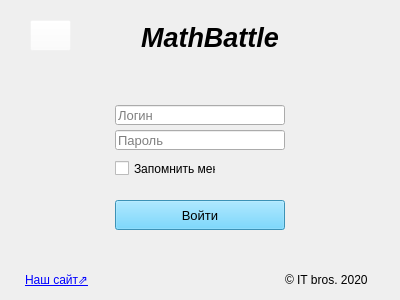
Old version of the form data/ui/Login.ui in the repository TereDom/MathBattle.
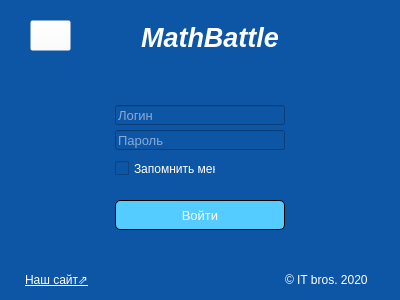
New version of the form. Icons and pictures are not drawn.

Diff of the .ui file:
```diff
--- a/data/ui/Login.ui
+++ b/data/ui/Login.ui
@@ -19,6 +19,10 @@
   <property name="autoFillBackground">
    <bool>false</bool>
   </property>
+  <property name="styleSheet">
+   <string notr="true">background-color: rgb(13, 86, 166);
+color: rgb(255, 255, 255);</string>
+  </property>
   <widget class="QLabel" name="label_8">
    <property name="geometry">
     <rect>
@@ -77,7 +81,7 @@
     </font>
    </property>
    <property name="text">
-    <string>&lt;html&gt;&lt;head/&gt;&lt;body&gt;&lt;p&gt;&lt;a href=&quot;https://vk.com/a.schukin2004&quot;&gt;&lt;span style=&quot; text-decoration: underline; color:#0000ff;&quot;&gt;Наш сайт⇗&lt;/span&gt;&lt;/a&gt;&lt;/p&gt;&lt;/body&gt;&lt;/html&gt;</string>
+    <string>&lt;html&gt;&lt;head/&gt;&lt;body&gt;&lt;p&gt;&lt;a href=&quot;https://vk.com/a.schukin2004&quot;&gt;&lt;span style=&quot; text-decoration: underline; color:#ffffff;&quot;&gt;Наш сайт⇗&lt;/span&gt;&lt;/a&gt;&lt;/p&gt;&lt;/body&gt;&lt;/html&gt;</string>
    </property>
    <property name="openExternalLinks">
     <bool>true</bool>
@@ -110,7 +114,9 @@
     </font>
    </property>
    <property name="styleSheet">
-    <string notr="true">background-color: rgb(84, 204, 255);</string>
+    <string notr="true">background-color: rgb(84, 204, 255);
+border: 1px solid black;
+border-radius: 5px;</string>
    </property>
    <property name="text">
     <string>Войти</string>
```
Left out of the diff: 2 changed lines with no effect on the pictures.
